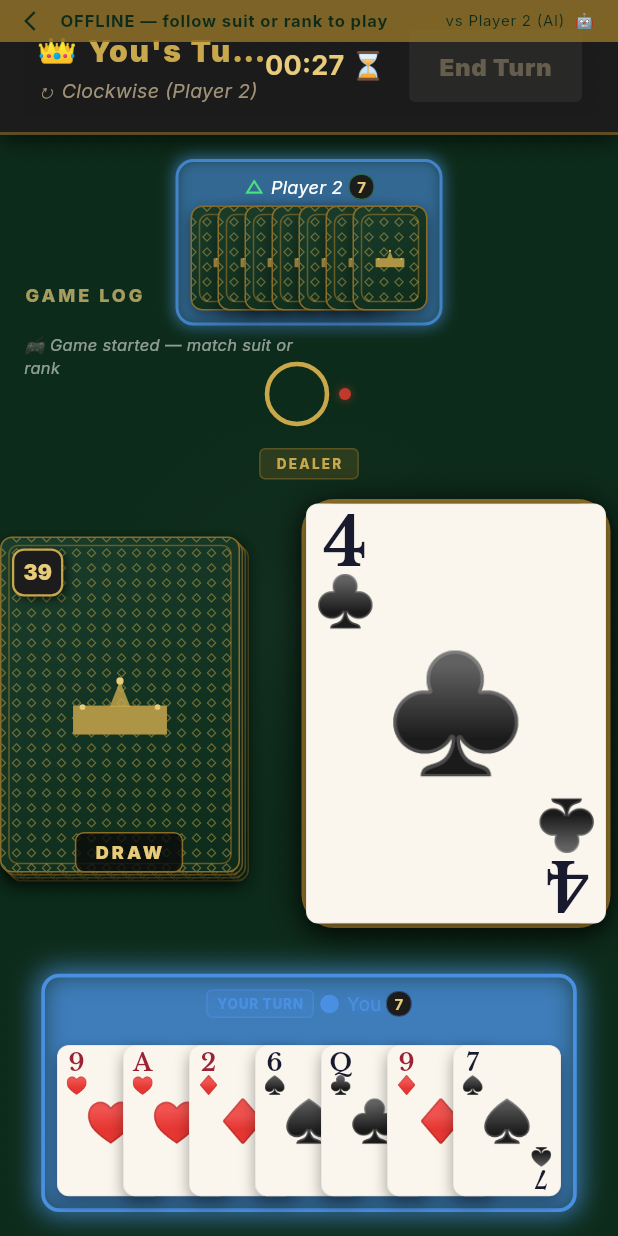
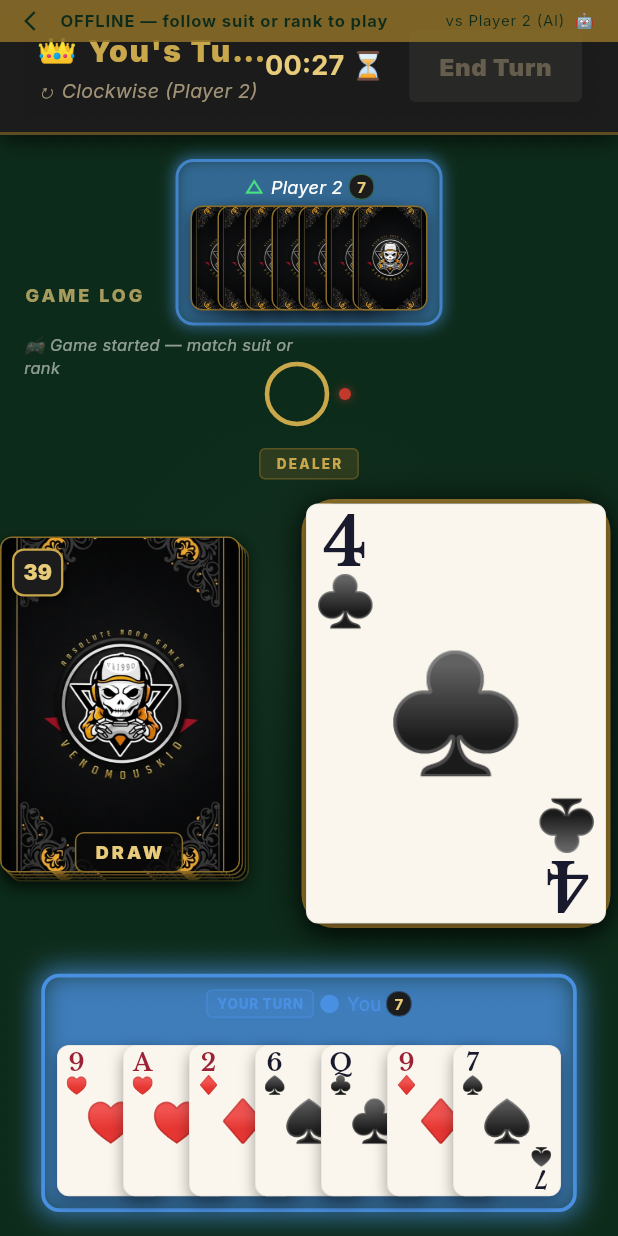
Before and after one commit to AbsoluteNoobGamer/LastCards, a Flutter app: the TableScreen screen opened by its route, after a tap on an icon or button, on a phone screen of 412 x 824 dp. Run offline on Flutter 3.47's test engine with Material 3 defaults, Android fonts, the phone set to English and light mode, and no system bars; our stand-ins replace audioplayers, flutter_riverpod, freezed_annotation, google_fonts, shared_preferences; accounts and stored records are empty.

Commit message:
fixed the issue where players are able to win a game with thir last card being a queen

```diff
--- a/lib/core/theme/app_theme.dart
+++ b/lib/core/theme/app_theme.dart
@@ -53,7 +53,7 @@ abstract final class AppTheme {
           ),
         ),
       ),
-      dialogTheme: DialogTheme(
+      dialogTheme: DialogThemeData(
         backgroundColor: AppColors.surfacePanel,
         shape: RoundedRectangleBorder(
           borderRadius: BorderRadius.circular(12),
@@ -64,7 +64,7 @@ abstract final class AppTheme {
       ),
       dividerColor: AppColors.goldDark,
       iconTheme: const IconThemeData(color: AppColors.textSecondary),
-      cardTheme: CardTheme(
+      cardTheme: CardThemeData(
         color: AppColors.surfacePanel,
         elevation: 4,
         shape: RoundedRectangleBorder(borderRadius: BorderRadius.circular(8)),
--- a/lib/features/gameplay/presentation/screens/table_screen.dart
+++ b/lib/features/gameplay/presentation/screens/table_screen.dart
@@ -548,6 +548,7 @@ class _TableScreenState extends ConsumerState<TableScreen> {
     if (_offlineState.currentPlayerId != playerId) return;
 
     final isPenaltyDraw = _offlineState.activePenaltyCount > 0;
+    final isQueenPenaltyDraw = _offlineState.queenSuitLock != null;
     final drawCount = isPenaltyDraw ? _offlineState.activePenaltyCount : 1;
 
     var newState = applyDraw(
@@ -557,7 +558,25 @@ class _TableScreenState extends ConsumerState<TableScreen> {
       cardFactory: _makeCards,
     );
 
-    if (isPenaltyDraw) {
+    if (isQueenPenaltyDraw) {
+      newState = newState.copyWith(queenSuitLock: null);
+      _addLogEntry(MoveLogEntry(
+        player: 'YOU',
+        playerPosition: TablePosition.bottom,
+        isDraw: true,
+        drawCount: 1,
+        drawReason: '(Queen penalty)',
+      ));
+      final nextId = nextPlayerId(state: newState);
+      newState = newState.copyWith(
+          currentPlayerId: nextId, actionsThisTurn: 0, activeSkipCount: 0);
+      setState(() {
+        _offlineState = newState;
+        _selectedCardIds.clear();
+      });
+      _turnTimer?.cancel();
+      if (nextId != OfflineGameState.localId) _scheduleAiTurn(nextId);
+    } else if (isPenaltyDraw) {
       _addLogEntry(MoveLogEntry(
         player: 'YOU',
         playerPosition: TablePosition.bottom,
@@ -678,7 +697,13 @@ class _TableScreenState extends ConsumerState<TableScreen> {
     final winner = state.players
         .where((p) => p.hand.isEmpty && p.cardCount == 0)
         .firstOrNull;
+
     if (winner == null) return false;
+
+    // Prevent immediate win if the player's last card was a Queen that still needs covering.
+    if (state.queenSuitLock != null && winner.id == state.currentPlayerId) {
+      return false;
+    }
 
     Future.microtask(() {
       if (!mounted) return;
--- a/lib/features/gameplay/presentation/widgets/card_back_widget.dart
+++ b/lib/features/gameplay/presentation/widgets/card_back_widget.dart
@@ -21,11 +21,6 @@ class CardBackWidget extends StatelessWidget {
       width: width,
       height: height,
       decoration: BoxDecoration(
-        gradient: const LinearGradient(
-          begin: Alignment.topLeft,
-          end: Alignment.bottomRight,
-          colors: [AppColors.feltMid, AppColors.feltDeep],
-        ),
         borderRadius: BorderRadius.circular(AppDimensions.radiusCard),
         boxShadow: [
           BoxShadow(
@@ -41,129 +36,11 @@ class CardBackWidget extends StatelessWidget {
       ),
       child: ClipRRect(
         borderRadius: BorderRadius.circular(AppDimensions.radiusCard - 1),
-        child: CustomPaint(
-          painter: _CardBackPainter(),
+        child: Image.asset(
+          'assets/images/card_back.jpg',
+          fit: BoxFit.cover,
         ),
       ),
     );
   }
 }
-
-// ── Card Back Painter ─────────────────────────────────────────────────────────
-
-class _CardBackPainter extends CustomPainter {
-  @override
-  void paint(Canvas canvas, Size size) {
-    final w = size.width;
-    final h = size.height;
-
-    final borderPaint = Paint()
-      ..color = AppColors.goldDark.withValues(alpha: 0.7)
-      ..strokeWidth = 1.0
-      ..style = PaintingStyle.stroke;
-
-    final accentPaint = Paint()
-      ..color = AppColors.goldPrimary.withValues(alpha: 0.5)
-      ..strokeWidth = 0.8
-      ..style = PaintingStyle.stroke;
-
-    // Inner border inset
-    const inset = 5.0;
-    final innerRect = Rect.fromLTWH(inset, inset, w - inset * 2, h - inset * 2);
-    final rr = RRect.fromRectAndRadius(
-      innerRect,
-      const Radius.circular(AppDimensions.radiusCard - 2),
-    );
-    canvas.drawRRect(rr, borderPaint);
-
-    // Diamond lattice pattern
-    _drawLattice(canvas, size, accentPaint);
-
-    // Centred emblem (crown)
-    _drawCrownEmblem(
-        canvas,
-        size,
-        Paint()
-          ..color = AppColors.goldPrimary.withValues(alpha: 0.8)
-          ..style = PaintingStyle.fill);
-  }
-
-  void _drawLattice(Canvas canvas, Size size, Paint paint) {
-    const spacing = 10.0;
-    final w = size.width;
-    final h = size.height;
-
-    for (double x = 0; x < w; x += spacing) {
-      for (double y = 0; y < h; y += spacing) {
-        final half = spacing / 2;
-        // Diamond at each grid point
-        final path = Path()
-          ..moveTo(x, y - half * 0.55)
-          ..lineTo(x + half * 0.55, y)
-          ..lineTo(x, y + half * 0.55)
-          ..lineTo(x - half * 0.55, y)
-          ..close();
-        canvas.drawPath(path, paint);
-      }
-    }
-  }
-
-  void _drawCrownEmblem(Canvas canvas, Size size, Paint paint) {
-    final cx = size.width / 2;
-    final cy = size.height / 2;
-    final r = size.width * 0.22;
-
-    // Simple stylised crown: base rectangle + three points
-    final base = Rect.fromCenter(
-      center: Offset(cx, cy + r * 0.3),
-      width: r * 1.8,
-      height: r * 0.55,
-    );
-
-    // Crown base
-    canvas.drawRect(base, paint);
-
-    // Erase (clip) the lattice by painting a slightly darker fill
-    final bgPaint = Paint()
-      ..color = AppColors.feltDeep.withValues(alpha: 0.7)
-      ..style = PaintingStyle.fill;
-    canvas.drawRect(base, bgPaint);
-    canvas.drawRect(base, paint);
-
-    // Three crown peaks
-    final peakPaint = Paint()
-      ..color = AppColors.goldPrimary.withValues(alpha: 0.8)
-      ..style = PaintingStyle.fill;
-
-    final points = [
-      // left peak
-      Offset(cx - r * 0.72, cy + r * 0.05),
-      // centre peak (tallest)
-      Offset(cx, cy - r * 0.45),
-      // right peak
-      Offset(cx + r * 0.72, cy + r * 0.05),
-    ];
-
-    final baseTop = cy + r * 0.05;
-
-    for (final peak in points) {
-      final tri = Path()
-        ..moveTo(peak.dx - r * 0.20, baseTop)
-        ..lineTo(peak.dx, peak.dy)
-        ..lineTo(peak.dx + r * 0.20, baseTop)
-        ..close();
-      canvas.drawPath(tri, peakPaint);
-    }
-
-    // Gem dots at each peak
-    final dotPaint = Paint()
-      ..color = AppColors.goldLight
-      ..style = PaintingStyle.fill;
-    canvas.drawCircle(points[1], r * 0.07, dotPaint); // centre
-    canvas.drawCircle(points[0], r * 0.055, dotPaint);
-    canvas.drawCircle(points[2], r * 0.055, dotPaint);
-  }
-
-  @override
-  bool shouldRepaint(_CardBackPainter old) => false;
-}
--- a/pubspec.yaml
+++ b/pubspec.yaml
@@ -40,7 +40,7 @@ dev_dependencies:
   freezed: ^2.5.7
   json_serializable: ^6.8.0
   riverpod_generator: ^2.4.3
-  custom_lint: ^0.6.7
+  custom_lint: 0.7.3
   riverpod_lint: ^2.3.13
 
 flutter:
```
Also changed, not shown: assets/images/card_back.jpg (added), pubspec.lock.
